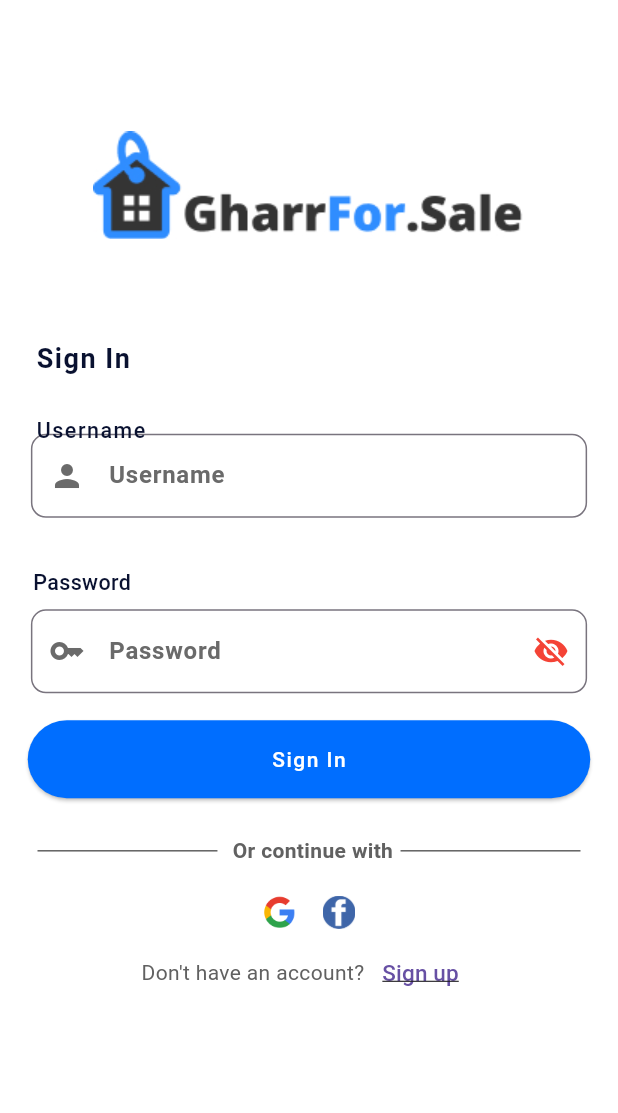
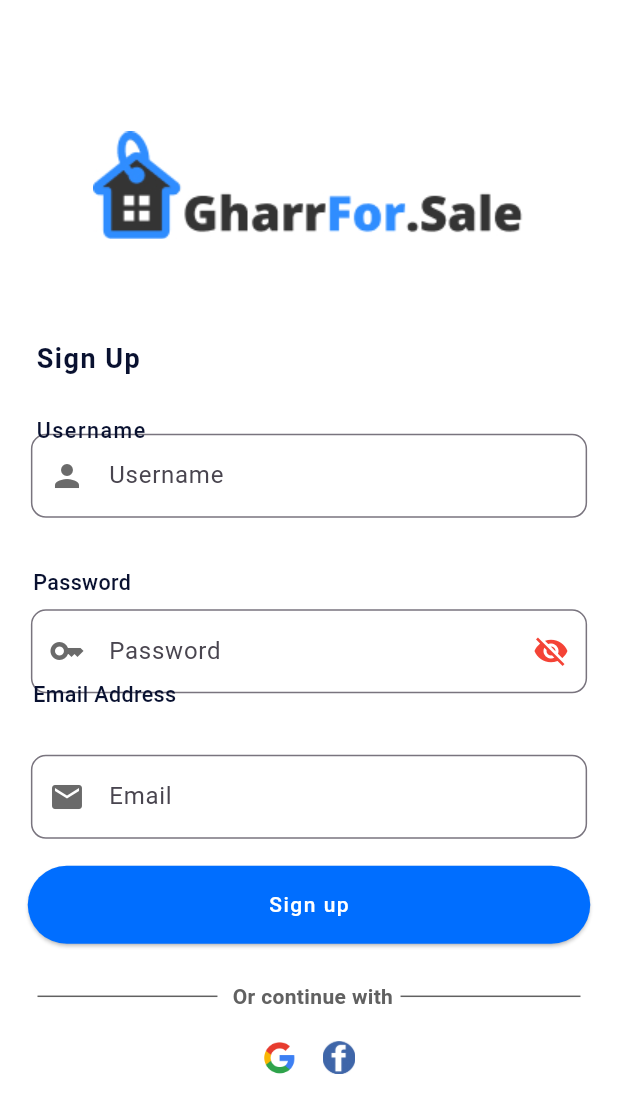
Before and after one commit to su18nny/real-estate-app, a Flutter app: the Login screen opened directly, after a tap on "Sign up", on a phone screen of 412 x 824 dp. Shown: the top 1113 px of the screen. Run offline on Flutter 3.47's test engine with Material 3 defaults, Android fonts, the phone set to English and light mode, and no system bars.

Commit message:
Sign up
done

```diff
--- a/lib/login_screen/Login.dart
+++ b/lib/login_screen/Login.dart
@@ -1,5 +1,6 @@
 import 'package:flutter/material.dart';
 import 'package:real_estateui/constants/images.dart';
+import 'package:real_estateui/login_screen/signup_screen.dart';
 
 import '../constants/screenutil.dart';
 class Login extends StatefulWidget {
@@ -68,7 +69,6 @@
 
                               decoration: InputDecoration(
                                 prefixIcon: Icon(Icons.person,color: Color(0xFF6A6A6A),),
-                                label: Text("Username",style: TextStyle(color: Color(0xFF6A6A6A),fontWeight: FontWeight.w600),),
                                 hintText: "Username",
                                 border: OutlineInputBorder(
                                   borderRadius: BorderRadius.circular(10),
@@ -123,7 +123,6 @@
                                 }, icon: passwordVisible
                                     ? Icon(Icons.visibility_off,color: Colors.red,)
                                     :Icon(Icons.visibility,color: Color(0xFF6A6A6A),)),
-                                label: Text("Password",style: TextStyle(color: Color(0xFF6A6A6A),fontWeight: FontWeight.w600),),
                                 hintText:"Password",
                                 border: OutlineInputBorder(
                                   borderRadius: BorderRadius.circular(10),
@@ -219,7 +218,7 @@
                                 ),
                                 TextButton(
                                   onPressed: () {
-                                    // Add navigation logic here
+                                    Navigator.push(context, MaterialPageRoute(builder: (context) => SignupScreen(),));
                                   },
                                   child: Text(
                                     "Sign up",
--- a/lib/login_screen/signup_screen.dart
+++ b/lib/login_screen/signup_screen.dart
@@ -2,16 +2,17 @@
 import 'package:real_estateui/constants/images.dart';
 
 import '../constants/screenutil.dart';
-class Login extends StatefulWidget {
-  const Login({super.key});
+class SignupScreen extends StatefulWidget {
+  const SignupScreen({super.key});
 
   @override
-  State<Login> createState() => _LoginState();
+  State<SignupScreen> createState() => _LoginState();
 }
 
-class _LoginState extends State<Login> {
+class _LoginState extends State<SignupScreen> {
   TextEditingController user_controller=TextEditingController();
   TextEditingController pass_controller=TextEditingController();
+  TextEditingController email_controller=TextEditingController();
 
   bool passwordVisible = true;
   var _signin = GlobalKey<FormState>();
@@ -68,7 +69,6 @@
 
                               decoration: InputDecoration(
                                 prefixIcon: Icon(Icons.person,color: Color(0xFF6A6A6A),),
-                                label: Text("Username",style: TextStyle(color: Color(0xFF6A6A6A),fontWeight: FontWeight.w600),),
                                 hintText: "Username",
                                 border: OutlineInputBorder(
                                   borderRadius: BorderRadius.circular(10),
@@ -95,7 +95,6 @@
                                   height: 0.1,
                                   color: Color(0xFF091130),
                                   fontWeight: FontWeight.w500,
-
                                 ),),
                               ],
                             ),
@@ -123,13 +122,45 @@
                                 }, icon: passwordVisible
                                     ? Icon(Icons.visibility_off,color: Colors.red,)
                                     :Icon(Icons.visibility,color: Color(0xFF6A6A6A),)),
-                                label: Text("Password",style: TextStyle(color: Color(0xFF6A6A6A),fontWeight: FontWeight.w600),),
                                 hintText:"Password",
                                 border: OutlineInputBorder(
                                   borderRadius: BorderRadius.circular(10),
                                 ),
                                 prefixIcon: Icon(Icons.key,color: Color(0xFF6A6A6A),),
 
+                              ),
+                            ),
+                          ),
+                          Padding(
+                            padding: const EdgeInsets.only(left: 22,bottom: 40),
+                            child: Row(
+                              children: [
+                                Text("Email Address",style: TextStyle(
+                                  fontSize: 14.33,
+                                  height: 0.1,
+                                  color: Color(0xFF091130),
+                                  fontWeight: FontWeight.w500,
+                                ),),
+                              ],
+                            ),
+                          ),
+
+                          Container(
+                            width: screenUtil.sizewidth(0.9),
+                            child: TextFormField(
+                              validator: (value) {
+                                if(value!.isEmpty||!RegExp(r"^[a-zA-Z0-9.a-zA-Z0-9.!#$%&'*+-/=?^_`{|}~]+@[a-zA-Z0-9]+\.[a-zA-Z]+").hasMatch(value)){
+                                  return "Please Enter Correct Email";
+                                }
+                                return null;
+                              },
+                              controller: email_controller,
+                              decoration: InputDecoration(
+                                hintText:"Email",
+                                prefixIcon: Icon(Icons.email,color: Color(0xFF6A6A6A),),
+                                border: OutlineInputBorder(
+                                  borderRadius: BorderRadius.circular(10),
+                                ),
                               ),
                             ),
                           ),
@@ -150,7 +181,7 @@
                                 isLogin();
                               },
                               child: Text(
-                                "Sign In",
+                                "Sign up",
                                 style: TextStyle(
                                   color: Colors.white,
                                   letterSpacing: 1,
@@ -207,33 +238,6 @@
                               ],
                             ),
                           ),
-                          Padding(
-                            padding: const EdgeInsets.only(top: 5),
-                            child: Row(
-                              mainAxisAlignment: MainAxisAlignment.center,
-                              children: [
-
-                                Text(
-                                  "Don't have an account?",
-                                  style: TextStyle(color: Color(0xFF616161)),
-                                ),
-                                TextButton(
-                                  onPressed: () {
-                                    // Add navigation logic here
-                                  },
-                                  child: Text(
-                                    "Sign up",
-                                    style: TextStyle(
-                                      decoration: TextDecoration.underline,
-                                      fontSize: 15,
-                                    ),
-                                  ),
-                                  style: TextButton.styleFrom(overlayColor: Colors.white),
-                                ),
-
-                              ],
-                            ),
-                          ),
                         ],
                       ),
                     ),
@@ -248,7 +252,7 @@
                     children: [
                       RichText(
                         text: TextSpan(
-                          text: 'Sign In',
+                          text: 'Sign Up',
                           style: TextStyle(
                             fontSize: 18,
                             fontWeight: FontWeight.bold,
```
